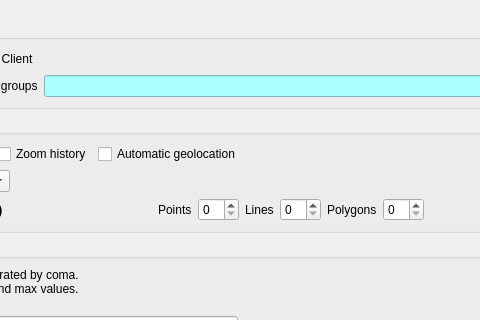
3liz/lizmap-plugin, file ui_lizmap.ui: the form before one commit; both pictures show x 459 to 939 and y 0 to 320 of the 1064 by 845 pixel window.
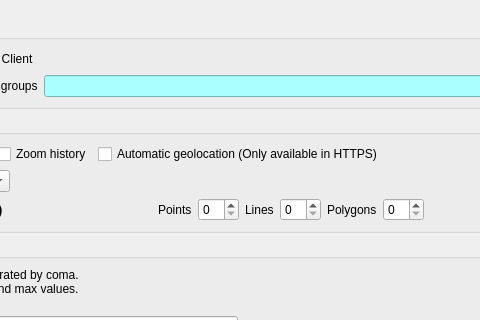
The form after the commit. Icons and pictures are not drawn. Custom widgets are drawn as their Qt base class.

Patch:
```diff
--- a/ui_lizmap.ui
+++ b/ui_lizmap.ui
@@ -364,7 +364,7 @@
                        <bool>true</bool>
                       </property>
                       <property name="text">
-                       <string>Automatic geolocation</string>
+                       <string>Automatic geolocation (Only available in HTTPS)</string>
                       </property>
                      </widget>
                     </item>
```
